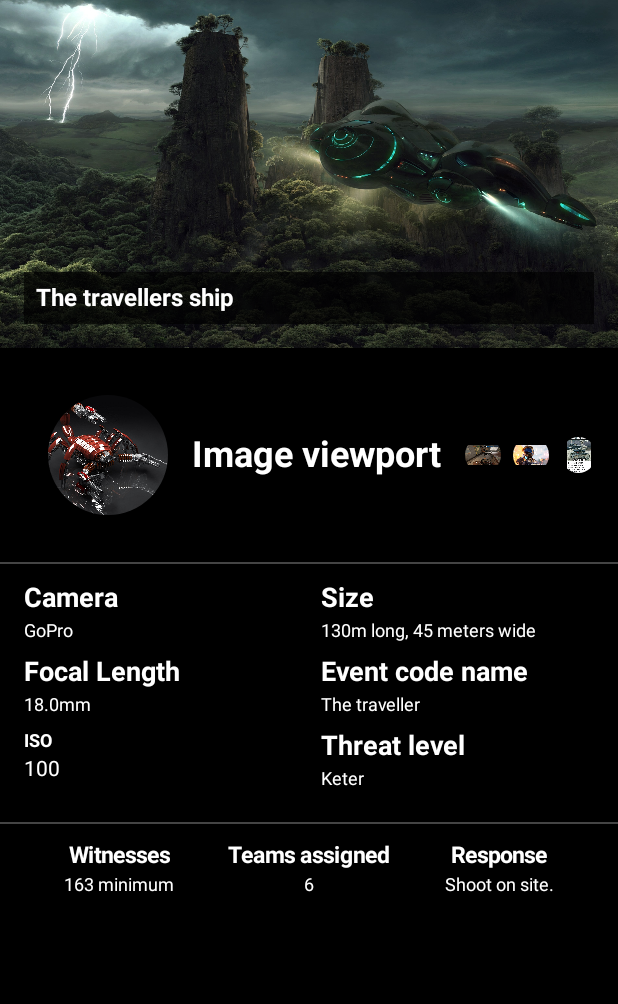
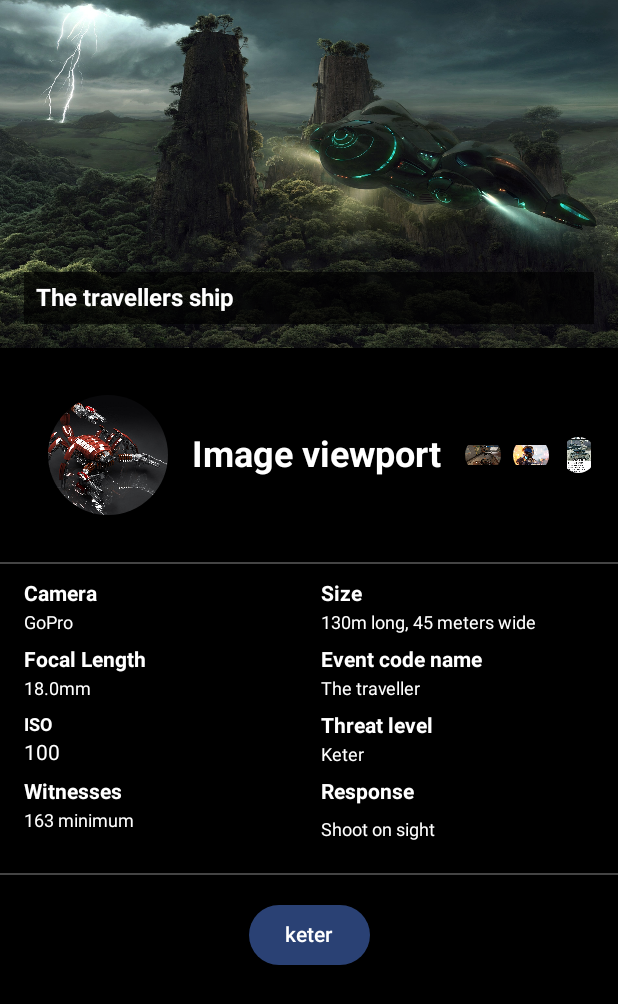
Before and after one commit to Spartan03168/First_assignment_MOBILE_APPLICATIONS, an Android app built with Jetpack Compose: the screen it shows after launch (MainActivity), on a phone screen of 412 x 824 dp. Shown: the top 1004 px of the screen. Run offline under Robolectric (Android 15) with nearby library versions, the phone set to English and light mode, and no system bars.

Commit message:
Current working version with bubble workaround.

```diff
--- a/app/src/main/java/com/example/proj_3/MainActivity.kt
+++ b/app/src/main/java/com/example/proj_3/MainActivity.kt
@@ -122,7 +122,7 @@ fun MainScreen() {
                         Text(
                             text = "Camera",
                             style = TextStyle(
-                                fontSize = 18.sp,
+                                fontSize = 14.sp,
                                 fontWeight = FontWeight.Bold,
                                 color = Color.White
                             ),
@@ -139,7 +139,7 @@ fun MainScreen() {
                         Text(
                             text = "Focal Length",
                             style = TextStyle(
-                                fontSize = 18.sp,
+                                fontSize = 14.sp,
                                 fontWeight = FontWeight.Bold,
                                 color = Color.White
                             ),
@@ -170,13 +170,30 @@ fun MainScreen() {
                             ),
                             modifier = Modifier.padding(bottom = 10.dp)
                         )
+                        Text(
+                            text = "Witnesses",
+                            style = TextStyle(
+                                fontSize = 14.sp,
+                                fontWeight = FontWeight.Bold,
+                                color = Color.White
+                            ),
+                            modifier = Modifier.padding(bottom = 4.dp)
+                        )
+                        Text(
+                            text = "163 minimum",
+                            style = TextStyle(
+                                fontSize = 12.sp,
+                                color = Color.White
+                            ),
+                            modifier = Modifier.padding(bottom = 10.dp)
+                        )
                     }
                     Spacer(modifier = Modifier.width(16.dp))
                     Column(modifier = Modifier.weight(1f)) {
                         Text(
                             text = "Size",
                             style = TextStyle(
-                                fontSize = 18.sp,
+                                fontSize = 14.sp,
                                 fontWeight = FontWeight.Bold,
                                 color = Color.White
                             ),
@@ -193,7 +210,7 @@ fun MainScreen() {
                         Text(
                             text = "Event code name",
                             style = TextStyle(
-                                fontSize = 18.sp,
+                                fontSize = 14.sp,
                                 fontWeight = FontWeight.Bold,
                                 color = Color.White
                             ),
@@ -210,7 +227,7 @@ fun MainScreen() {
                         Text(
                             text = "Threat level",
                             style = TextStyle(
-                                fontSize = 18.sp,
+                                fontSize = 14.sp,
                                 fontWeight = FontWeight.Bold,
                                 color = Color.White
                             ),
@@ -218,6 +235,23 @@ fun MainScreen() {
                         )
                         Text(
                             text = "Keter",
+                            style = TextStyle(
+                                fontSize = 12.sp,
+                                color = Color.White
+                            ),
+                            modifier = Modifier.padding(bottom = 10.dp)
+                        )
+                        Text(
+                            text = "Response",
+                            style = TextStyle(
+                                fontSize = 14.sp,
+                                fontWeight = FontWeight.Bold,
+                                color = Color.White
+                            ),
+                            modifier = Modifier.padding(bottom = 10.dp)
+                        )
+                        Text(
+                            text = "Shoot on sight",
                             style = TextStyle(
                                 fontSize = 12.sp,
                                 color = Color.White
@@ -233,85 +267,6 @@ fun MainScreen() {
                         .fillMaxWidth()
                         .background(Color.DarkGray)
                 )
-
-                Row(
-                    modifier = Modifier
-                        .padding(horizontal = 16.dp, vertical = 4.dp)
-                ) {
-                    Column(
-                        modifier = Modifier
-                            .weight(1f)
-                            .fillMaxHeight(),
-                        horizontalAlignment = Alignment.CenterHorizontally
-                    ) {
-                        Text(
-                            text = "Witnesses",
-                            style = TextStyle(
-                                fontSize = 15.sp,
-                                fontWeight = FontWeight.Bold,
-                                color = Color.White
-                            ),
-                            modifier = Modifier.padding(bottom = 4.dp)
-                        )
-                        Text(
-                            text = "163 minimum",
-                            style = TextStyle(
-                                fontSize = 12.sp,
-                                color = Color.White
-                            ),
-                            modifier = Modifier.padding(bottom = 5.dp)
-                        )
-                    }
-                    Column(
-                        modifier = Modifier
-                            .weight(1f)
-                            .fillMaxHeight(),
-                        horizontalAlignment = Alignment.CenterHorizontally
-                    ) {
-                        Text(
-                            text = "Teams assigned",
-                            style = TextStyle(
-                                fontSize = 15.sp,
-                                fontWeight = FontWeight.Bold,
-                                color = Color.White
-                            ),
-                            modifier = Modifier.padding(bottom = 4.dp)
-                        )
-                        Text(
-                            text = "6",
-                            style = TextStyle(
-                                fontSize = 12.sp,
-                                color = Color.White
-                            ),
-                            modifier = Modifier.padding(bottom = 5.dp)
-                        )
-                    }
-                    Column(
-                        modifier = Modifier
-                            .weight(1f)
-                            .fillMaxHeight(),
-                        horizontalAlignment = Alignment.CenterHorizontally
-                    ) {
-                        Text(
-                            text = "Response",
-                            style = TextStyle(
-                                fontSize = 15.sp,
-                                fontWeight = FontWeight.Bold,
-                                color = Color.White
-                            ),
-                            modifier = Modifier.padding(bottom = 4.dp)
-                        )
-                        Text(
-                            text = "Shoot on site.",
-                            style = TextStyle(
-                                fontSize = 12.sp,
-                                color = Color.White
-                            ),
-                            modifier = Modifier.padding(bottom = 5.dp)
-                        )
-                    }
-                }
-
                 // Bubble Text Component at the bottom
                 Row(
                     modifier = Modifier.fillMaxWidth(),
@@ -397,19 +352,9 @@ fun BubbleTextComponent(text: String) {
     ) {
         Button(
             onClick = {},
-            shape = RoundedCornerShape(20.dp),
-            colors = ButtonDefaults.buttonColors(
-                contentColor = Color.White
-            ),
+            shape = RoundedCornerShape(20.dp)
         ) {
-            Text(
-                text = text,
-                style = TextStyle(
-                    fontSize = 16.sp,
-                    fontWeight = FontWeight.Bold,
-                    color = Color.White
-                )
-            )
+            Text(text = text)
         }
     }
 }
```
